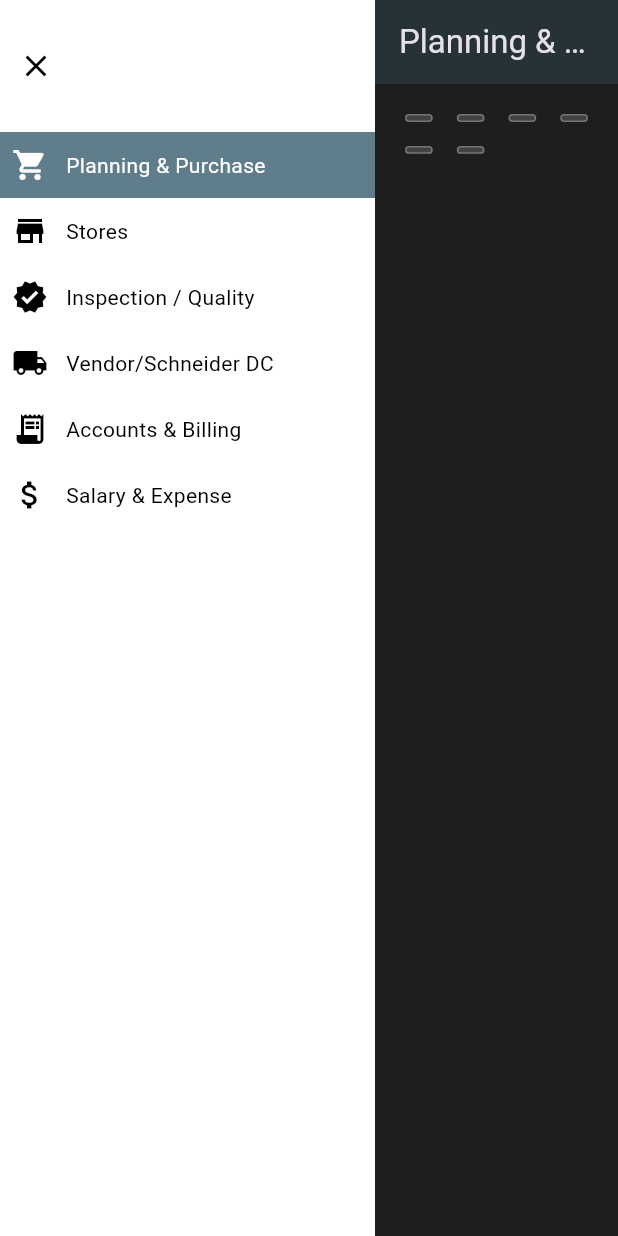
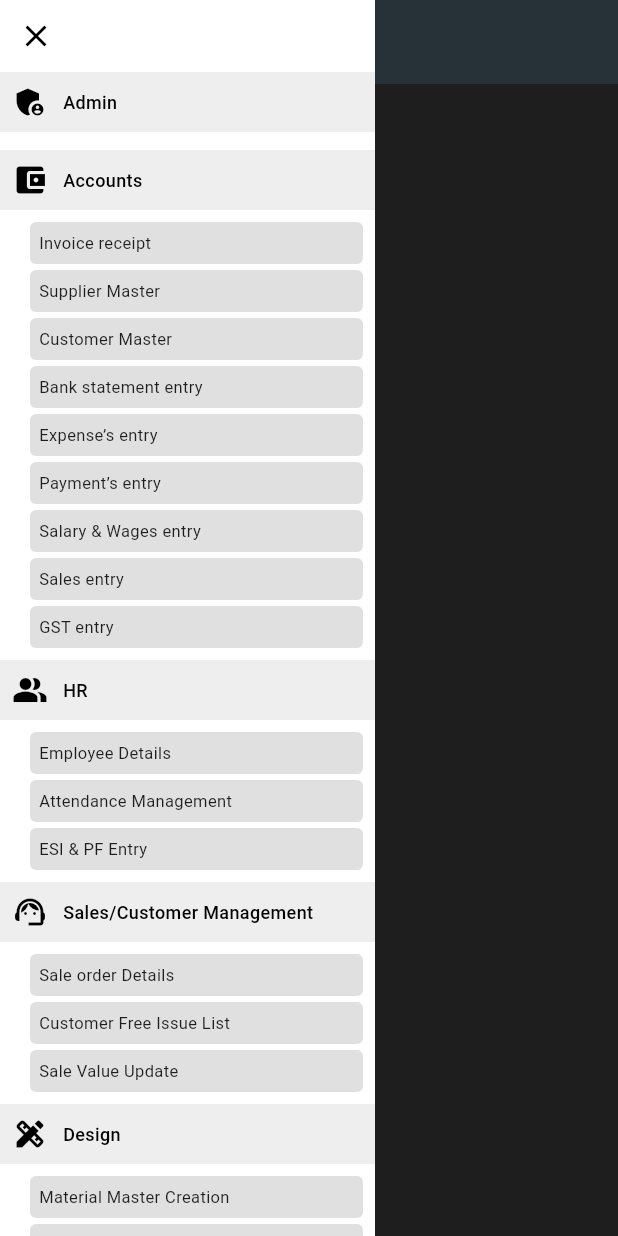
Before and after one commit to manoj1749/mpt_ims, a Flutter app: the AppScaffold screen opened directly, on a phone screen of 412 x 824 dp. Run offline on Flutter 3.47's test engine with Material 3 defaults, Android fonts, the phone set to English and light mode, and no system bars; our stand-ins replace firebase_auth, firebase_core, fluttertoast; accounts and stored records are empty; statements that could not run were skipped.

Commit message:
sidebar section update

```diff
--- a/lib/layout/app_scaffold.dart
+++ b/lib/layout/app_scaffold.dart
@@ -1,6 +1,6 @@
 import 'package:flutter/material.dart';
 import '../widgets/sidebar.dart';
-import '../pages/section_page.dart'; // make sure this path is correct
+import '../pages/section_page.dart';
 
 class AppScaffold extends StatefulWidget {
   const AppScaffold({super.key});
@@ -10,33 +10,89 @@ class AppScaffold extends StatefulWidget {
 }
 
 class _AppScaffoldState extends State<AppScaffold> {
-  int _selectedSectionIndex = 0;
-  bool _isSidebarExpanded = true;
+  String _selectedSubsection = '';
 
   final List<String> sectionTitles = [
-    'Planning & Purchase',
+    'Admin',
+    'Accounts',
+    'HR',
+    'Sales / Customer Management',
+    'Design',
+    'Planning',
+    'Purchase',
     'Stores',
-    'Inspection / Quality',
-    'Vendor/Schneider DC',
-    'Accounts & Billing',
-    'Salary & Expense',
+    'Production',
+    'Quality',
   ];
 
   final Map<int, List<String>> _sectionSubpages = {
-    0: ['Supplier Details', 'Master Material List', 'Purchase Request (PR)', 'PR Material List', 'Purchase Order Entry', 'Pending PO Material List'],
-    1: ['GR / Inward Material Entry', 'Inward Purchase Material List', 'Store Outward Material Entry', 'Store Outward Material List', 'Store Material Stock', 'Label / Transporter Bill Entry', 'Label List'],
-    2: ['Incoming Inspection', 'Self Life Item', 'Sampling Plan', 'Approved Supplier', 'Defects Recording Sheet', 'Incoming Inspection Data'],
-    3: ['Vendor DC Outward Entry', 'Vendor DC Outward List', 'Vendor DC Inward Entry', 'Vendor DC Inward List', 'Schneider Material DC Outward Entry', 'Schneider Material DC Outward List'],
-    4: ['Outward Invoice Entry', 'Inward Invoice Details', 'Outward Invoice Details', 'SEIPL Job Work Material', 'SEIPL Panel Labour Billing', 'SEIPL Material Billing', 'SEIPL Panel Charges'],
-    5: ['Daily Expense Entry', 'Expense Data', 'Employee Details', 'Salary Entry', 'Amount Paid to Magnet Power Tech']
+    0: [], // Admin (no subsections listed)
+
+    1: [
+      'Invoice receipt',
+      'Supplier Master',
+      'Customer Master',
+      'Bank statement entry',
+      'Expense’s entry',
+      'Payment’s entry',
+      'Salary & Wages entry',
+      'Sales entry',
+      'GST entry',
+    ],
+
+    2: [
+      'Employee Details',
+      'Attendance Management',
+      'ESI & PF Entry',
+    ],
+
+    3: [
+      'Sale order Details',
+      'Customer Free Issue List',
+      'Sale Value Update',
+    ],
+
+    4: [
+      'Material Master Creation',
+      'Brought List',
+    ],
+
+    5: [
+      'Bill of Material Preparation',
+      'PR Creation',
+      'Job Order Request',
+    ],
+
+    6: [
+      'Purchase Order Creation',
+    ],
+
+    7: [
+      'GR',
+      'Material Issue',
+      'Stock Maintenance & Display',
+      'Delivery Challan',
+      'Vendor Delivery Challan',
+    ],
+
+    8: [
+      'Job Order Entry',
+      'Assembly Work Allocation',
+    ],
+
+    9: [
+      'Incoming Inspection',
+      'Final Inspection',
+    ],
   };
 
-  void _onSectionSelected(int index) {
+  void _onSubsectionSelected(String subsection) {
     setState(() {
-      _selectedSectionIndex = index;
+      _selectedSubsection = subsection;
     });
   }
 
+  bool _isSidebarExpanded = true;
   void _toggleSidebar() {
     setState(() {
       _isSidebarExpanded = !_isSidebarExpanded;
@@ -49,15 +105,15 @@ class _AppScaffoldState extends State<AppScaffold> {
       body: Row(
         children: [
           Sidebar(
-            selectedIndex: _selectedSectionIndex,
-            onItemSelected: _onSectionSelected,
             isExpanded: _isSidebarExpanded,
+            sectionSubpages: _sectionSubpages,
+            selectedSubsection: _selectedSubsection,
+            onSubsectionSelected: _onSubsectionSelected,
             onToggle: _toggleSidebar,
           ),
           Expanded(
             child: SectionPage(
-              title: sectionTitles[_selectedSectionIndex],
-              subsections: _sectionSubpages[_selectedSectionIndex]!,
+              title: _selectedSubsection,
             ),
           ),
         ],
--- a/lib/pages/section_page.dart
+++ b/lib/pages/section_page.dart
@@ -1,16 +1,9 @@
-// ignore_for_file: avoid_print
-
 import 'package:flutter/material.dart';
 
 class SectionPage extends StatelessWidget {
   final String title;
-  final List<String> subsections;
 
-  const SectionPage({
-    super.key,
-    required this.title,
-    required this.subsections,
-  });
+  const SectionPage({super.key, required this.title});
 
   @override
   Widget build(BuildContext context) {
@@ -20,42 +13,16 @@ class SectionPage extends StatelessWidget {
         backgroundColor: Colors.blueGrey.shade900,
         title: Text(title),
       ),
-      body: GridView.count(
-        crossAxisCount: 4,
-        padding: const EdgeInsets.all(20),
-        crossAxisSpacing: 16,
-        mainAxisSpacing: 16,
-        childAspectRatio: 3.5,
-        children: subsections.map((title) {
-          return GestureDetector(
-            onTap: () {
-              // Handle tap on subsection
-              print('Tapped on $title');
-            },
-            child: SizedBox(
-              child: Container(
-                padding: const EdgeInsets.symmetric(horizontal: 2),
-                decoration: BoxDecoration(
-                  color: Colors.grey.shade800,
-                  borderRadius: BorderRadius.circular(10),
-                  border: Border.all(color: Colors.grey.shade600),
-                ),
-                child: Center(
+      body: Center(
         child: Text(
           title,
-                    textAlign: TextAlign.center,
           style: const TextStyle(
-                      fontSize: 12,
+            fontSize: 20,
             color: Colors.white,
             fontWeight: FontWeight.w600,
           ),
         ),
       ),
-              ),
-            ),
-          );
-        }).toList(),
-      ),
     );
   }
 }
--- a/lib/widgets/sidebar.dart
+++ b/lib/widgets/sidebar.dart
@@ -1,75 +1,127 @@
 import 'package:flutter/material.dart';
 
 class Sidebar extends StatelessWidget {
-  final int selectedIndex;
-  final ValueChanged<int> onItemSelected;
   final bool isExpanded;
+  final Map<int, List<String>> sectionSubpages;
+  final void Function(String) onSubsectionSelected;
+  final String selectedSubsection;
   final VoidCallback onToggle;
 
   const Sidebar({
     super.key,
-    required this.selectedIndex,
-    required this.onItemSelected,
     required this.isExpanded,
+    required this.sectionSubpages,
+    required this.onSubsectionSelected,
+    required this.selectedSubsection,
     required this.onToggle,
   });
 
   @override
   Widget build(BuildContext context) {
     final List<Map<String, dynamic>> items = [
-      {'icon': Icons.shopping_cart, 'label': 'Planning & Purchase'},
-      {'icon': Icons.store, 'label': 'Stores'},
-      {'icon': Icons.verified, 'label': 'Inspection / Quality'},
-      {'icon': Icons.local_shipping, 'label': 'Vendor/Schneider DC'},
-      {'icon': Icons.receipt_long, 'label': 'Accounts & Billing'},
-      {'icon': Icons.attach_money, 'label': 'Salary & Expense'},
+      {'icon': Icons.admin_panel_settings, 'label': 'Admin'},
+      {'icon': Icons.account_balance_wallet, 'label': 'Accounts'},
+      {'icon': Icons.people_alt, 'label': 'HR'},
+      {'icon': Icons.support_agent, 'label': 'Sales/Customer Management'},
+      {'icon': Icons.design_services, 'label': 'Design'},
+      {'icon': Icons.event_note, 'label': 'Planning'},
+      {'icon': Icons.shopping_cart_checkout, 'label': 'Purchase'},
+      {'icon': Icons.inventory_2, 'label': 'Stores'},
+      {'icon': Icons.factory, 'label': 'Production'},
+      {'icon': Icons.verified, 'label': 'Quality'},
     ];
 
     return Container(
       width: isExpanded ? 250 : 40,
-      color: const Color.fromARGB(255, 255, 255, 255),
+      color: Colors.white,
       child: Column(
         crossAxisAlignment:
             isExpanded ? CrossAxisAlignment.start : CrossAxisAlignment.center,
         children: [
-          const SizedBox(height: 20),
           IconButton(
             icon: Icon(
-              isExpanded ? Icons.close : Icons.arrow_forward_ios,
+              isExpanded ? Icons.close_sharp : Icons.menu_open,
               color: Colors.black,
             ),
             onPressed: onToggle,
           ),
-          const SizedBox(height: 20),
-          for (int i = 0; i < items.length; i++) ...[
-            InkWell(
-              onTap: () => onItemSelected(i),
-              child: Container(
-                color:
-                    selectedIndex == i ? Colors.blueGrey : Colors.transparent,
-                padding:
-                    const EdgeInsets.symmetric(horizontal: 8, vertical: 10),
+          Expanded(
+            child: ListView.builder(
+              itemCount: items.length,
+              itemBuilder: (context, i) {
+                return Column(
+                  crossAxisAlignment: CrossAxisAlignment.start,
+                  children: [
+                    Container(
+                      color: Colors.grey.shade200,
+                      padding: const EdgeInsets.symmetric(
+                          horizontal: 8, vertical: 8),
                       child: Row(
+                        mainAxisAlignment: isExpanded
+                            ? MainAxisAlignment.start
+                            : MainAxisAlignment.center,
                         children: [
-                    Icon(items[i]['icon'],
-                        color:
-                            selectedIndex == i ? Colors.white : Colors.black),
-                    if (isExpanded) const SizedBox(width: 12),
+                          Icon(items[i]['icon'], color: Colors.black),
+                          if (isExpanded) const SizedBox(width: 10),
                           if (isExpanded)
                             Expanded(
                               child: Text(
                                 items[i]['label'],
-                          style: TextStyle(
-                              color: selectedIndex == i
-                                  ? Colors.white
-                                  : Colors.black),
+                                style: const TextStyle(
+                                  fontSize: 12,
+                                  fontWeight: FontWeight.w500,
+                                  color: Colors.black,
+                                ),
                               ),
                             ),
                         ],
                       ),
                     ),
+                    if (isExpanded)
+                      Padding(
+                        padding:
+                            const EdgeInsets.only(left: 20, right: 8, bottom: 6, top: 6),
+                        child: Column(
+                          crossAxisAlignment: CrossAxisAlignment.start,
+                          children: sectionSubpages[i]!.map((sub) {
+                            final bool isSelected =
+                                sub == selectedSubsection;
+                            return GestureDetector(
+                              onTap: () => onSubsectionSelected(sub),
+                              child: Container(
+                                width: double.infinity,
+                                margin:
+                                    const EdgeInsets.symmetric(vertical: 2),
+                                padding: const EdgeInsets.symmetric(
+                                    vertical: 6, horizontal: 6),
+                                decoration: BoxDecoration(
+                                  color: isSelected
+                                      ? Colors.blueGrey
+                                      : Colors.grey.shade300,
+                                  borderRadius: BorderRadius.circular(4),
+                                ),
+                                child: Text(
+                                  sub,
+                                  style: TextStyle(
+                                    fontSize: 11,
+                                    color: isSelected
+                                        ? Colors.white
+                                        : Colors.black87,
+                                    fontWeight: isSelected
+                                        ? FontWeight.bold
+                                        : FontWeight.normal,
+                                  ),
+                                ),
+                              ),
+                            );
+                          }).toList(),
+                        ),
                       ),
                   ],
+                );
+              },
+            ),
+          ),
         ],
       ),
     );
```
Lines whose indentation alone changed are shown as unchanged.
